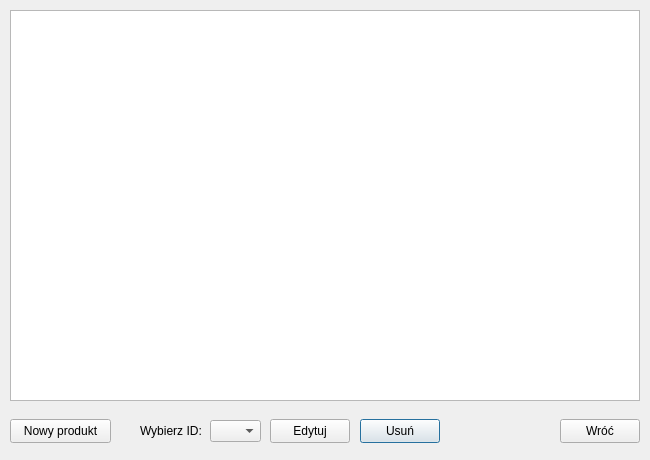
The window that productswindow.ui (DzimiX/ProgramSprzedazowy) describes before a commit, drawn with Qt 5.
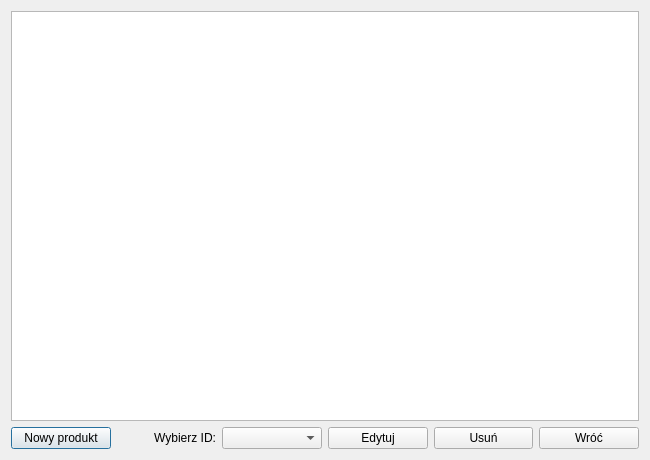
The same window after the commit.

Patch:
```diff
--- a/productswindow.ui
+++ b/productswindow.ui
@@ -13,15 +13,9 @@
   <property name="windowTitle">
    <string>Produkty</string>
   </property>
+  <layout class="QGridLayout" name="gridLayout">
+   <item row="0" column="0" colspan="6">
   <widget class="QTableView" name="tableView">
-   <property name="geometry">
-    <rect>
-     <x>10</x>
-     <y>10</y>
-     <width>630</width>
-     <height>391</height>
-    </rect>
-   </property>
    <property name="frameShape">
     <enum>QFrame::StyledPanel</enum>
    </property>
@@ -56,81 +50,46 @@
     <bool>false</bool>
    </attribute>
   </widget>
-  <widget class="QComboBox" name="combo_select">
-   <property name="geometry">
-    <rect>
-     <x>210</x>
-     <y>420</y>
-     <width>51</width>
-     <height>22</height>
-    </rect>
-   </property>
-  </widget>
+   </item>
+   <item row="1" column="0">
+    <widget class="QPushButton" name="button_newProduct">
+     <property name="text">
+      <string>Nowy produkt</string>
+     </property>
+    </widget>
+   </item>
+   <item row="1" column="1">
   <widget class="QLabel" name="label_6">
-   <property name="geometry">
-    <rect>
-     <x>140</x>
-     <y>420</y>
-     <width>61</width>
-     <height>21</height>
-    </rect>
-   </property>
    <property name="text">
-    <string>Wybierz ID:</string>
-   </property>
-  </widget>
-  <widget class="QPushButton" name="button_removeSelected">
-   <property name="geometry">
-    <rect>
-     <x>360</x>
-     <y>419</y>
-     <width>80</width>
-     <height>24</height>
-    </rect>
-   </property>
-   <property name="text">
-    <string>Usuń</string>
-   </property>
-  </widget>
+      <string>&lt;html&gt;&lt;head/&gt;&lt;body&gt;&lt;p align=&quot;right&quot;&gt;Wybierz ID:&lt;/p&gt;&lt;/body&gt;&lt;/html&gt;</string>
+     </property>
+    </widget>
+   </item>
+   <item row="1" column="2">
+    <widget class="QComboBox" name="combo_select"/>
+   </item>
+   <item row="1" column="3">
   <widget class="QPushButton" name="button_editSelected">
-   <property name="geometry">
-    <rect>
-     <x>270</x>
-     <y>419</y>
-     <width>80</width>
-     <height>24</height>
-    </rect>
-   </property>
    <property name="text">
     <string>Edytuj</string>
    </property>
   </widget>
+   </item>
+   <item row="1" column="4">
+    <widget class="QPushButton" name="button_removeSelected">
+     <property name="text">
+      <string>Usuń</string>
+     </property>
+    </widget>
+   </item>
+   <item row="1" column="5">
   <widget class="QPushButton" name="button_return">
-   <property name="geometry">
-    <rect>
-     <x>560</x>
-     <y>419</y>
-     <width>80</width>
-     <height>24</height>
-    </rect>
-   </property>
    <property name="text">
     <string>Wróć</string>
    </property>
   </widget>
-  <widget class="QPushButton" name="button_newProduct">
-   <property name="geometry">
-    <rect>
-     <x>10</x>
-     <y>419</y>
-     <width>101</width>
-     <height>24</height>
-    </rect>
-   </property>
-   <property name="text">
-    <string>Nowy produkt</string>
-   </property>
-  </widget>
+   </item>
+  </layout>
  </widget>
  <resources/>
  <connections/>
```
Lines whose indentation alone changed are shown as unchanged.
